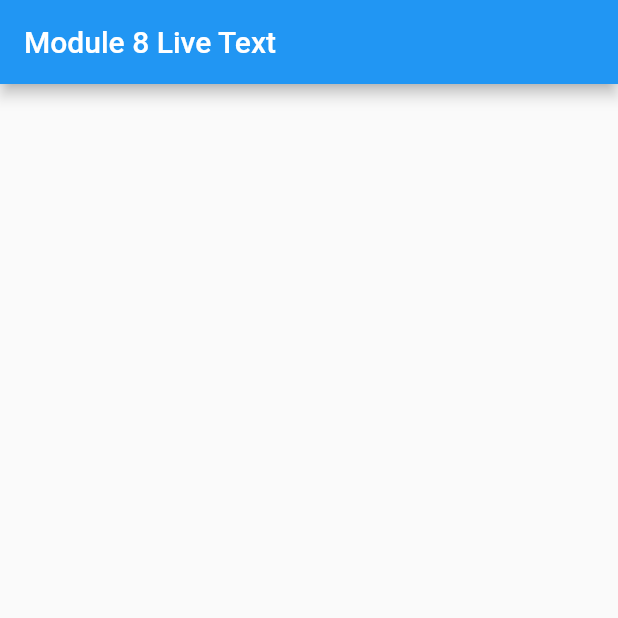
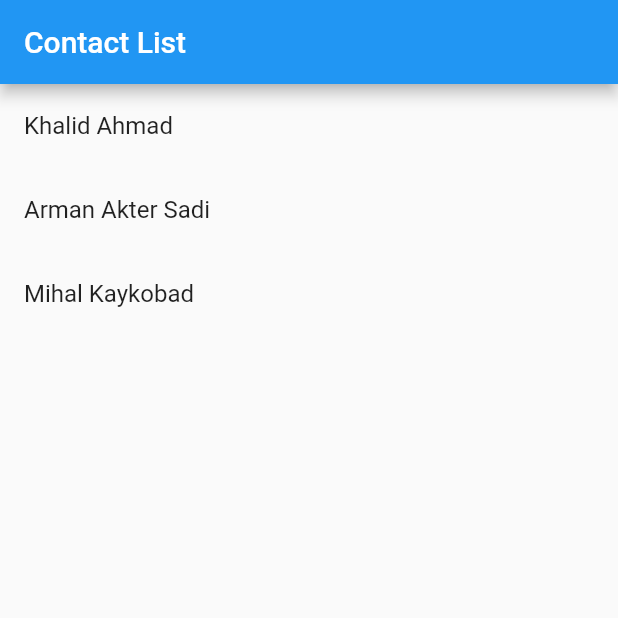
Before and after one commit to khalid063/Ostad_Fluter_Module_8_Live_Test, a Flutter app: the screen it shows after launch, on a phone screen of 412 x 824 dp, the top half of it. Run offline on Flutter 3.47's test engine with Material 2 defaults, Android fonts, the phone set to English and light mode, and no system bars.

Commit message:
Live Test is done

```diff
--- a/lib/main.dart
+++ b/lib/main.dart
@@ -1,39 +1,96 @@
 import 'package:flutter/material.dart';
 
 void main() {
-  runApp(const MyApp());
+  runApp(ContactListApp());
 }
 
-class MyApp extends StatelessWidget{
-  const MyApp({super.key});
+class Contact {
+  final String name;
+  final String email;
+  final String phoneNumber;
+
+  Contact({required this.name, required this.email, required this.phoneNumber});
+}
+
+class ContactListApp extends StatelessWidget {
+  final List<Contact> contacts = [
+    Contact(
+      name: 'Khalid Ahmad',
+      email: 'khalid_ahmad123@gmail.com',
+      phoneNumber: '01950321456',
+    ),
+    Contact(
+      name: 'Arman Akter Sadi',
+      email: 'armanakter@gmail.com',
+      phoneNumber: '01792632514',
+    ),
+    Contact(
+      name: 'Mihal Kaykobad',
+      email: 'mihal.kaykobad@live.com',
+      phoneNumber: '01592367841',
+    ),
+  ];
+
+  ContactListApp({super.key});
 
   @override
   Widget build(BuildContext context) {
-    return const MaterialApp(
+    return MaterialApp(
       debugShowCheckedModeBanner: false,
-      title: "Module 8 Live Test",
-      home: HomeScreen(),
+      title: 'Contact List',
+      theme: ThemeData(
+        primarySwatch: Colors.blue,
+      ),
+      home: ContactListScreen(contacts: contacts),
+    );
+  }
+}
+
+class ContactListScreen extends StatelessWidget {
+  final List<Contact> contacts;
+
+  const ContactListScreen({super.key, required this.contacts});
+
+  void _showContactDetails(BuildContext context, Contact contact) {
+    showModalBottomSheet(
+      context: context,
+      builder: (BuildContext context) {
+        return Container(
+          padding: const EdgeInsets.all(16.0),
+          child: Column(
+            mainAxisSize: MainAxisSize.min,
+            children: [
+              const Text(
+                "Contact Details",
+                style: TextStyle(fontSize: 28.0, fontWeight: FontWeight.bold),
+              ),
+              const SizedBox(height: 8.0),
+              Text('Name: ${contact.name}', style: const TextStyle(fontSize: 18.0),),
+              const SizedBox(height: 8.0),
+              Text('Email: ${contact.email}', style: const TextStyle(fontSize: 18.0),),
+              const SizedBox(height: 8.0),
+              Text('Phone: ${contact.phoneNumber}', style: const TextStyle(fontSize: 18.0),),
+            ],
+          ),
+        );
+      },
     );
   }
 
-}
-
-class HomeScreen extends StatefulWidget{
-  const HomeScreen({super.key});
-
-  @override
-  State<StatefulWidget> createState() {
-    return HomeScreenUI();
-  }
-
-}
-
-class HomeScreenUI extends State<HomeScreen>{
   @override
   Widget build(BuildContext context) {
     return Scaffold(
-      appBar: AppBar(
-        title: const Text("Module 8 Live Text"),
+      appBar: AppBar(title: const Text('Contact List')),
+      body: ListView.builder(
+        itemCount: contacts.length,
+        itemBuilder: (BuildContext context, int index) {
+          return ListTile(
+            title: Text(contacts[index].name),
+            onTap: () {
+              _showContactDetails(context, contacts[index]);
+            },
+          );
+        },
       ),
     );
   }
```
Also changed, not shown: lib/style.dart (added, +22 -0 lines), 1 other file.
